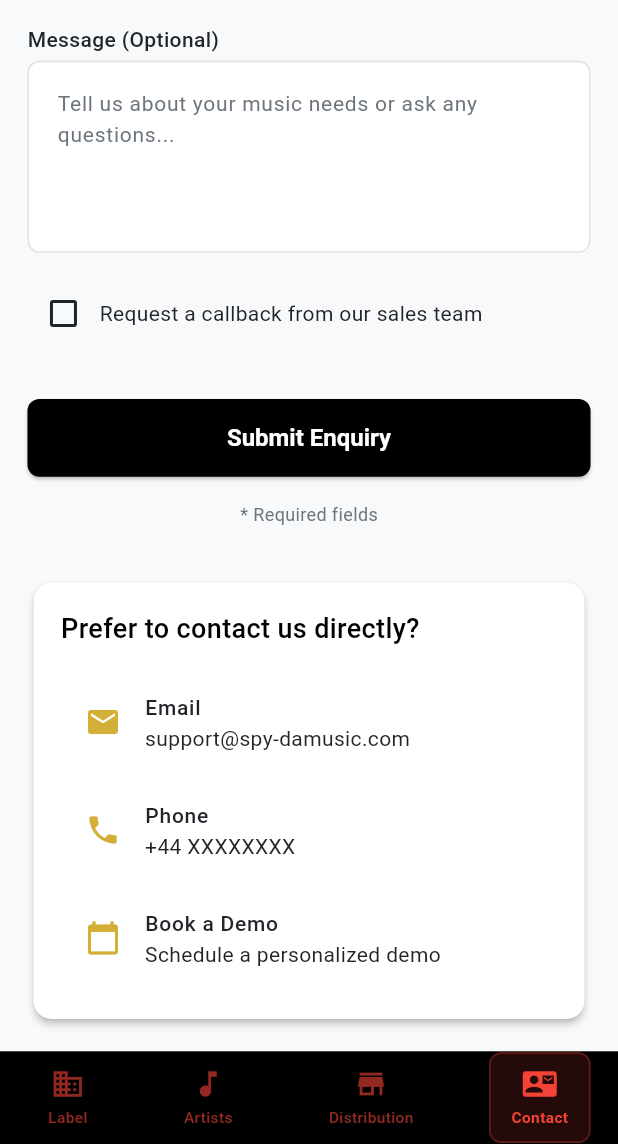
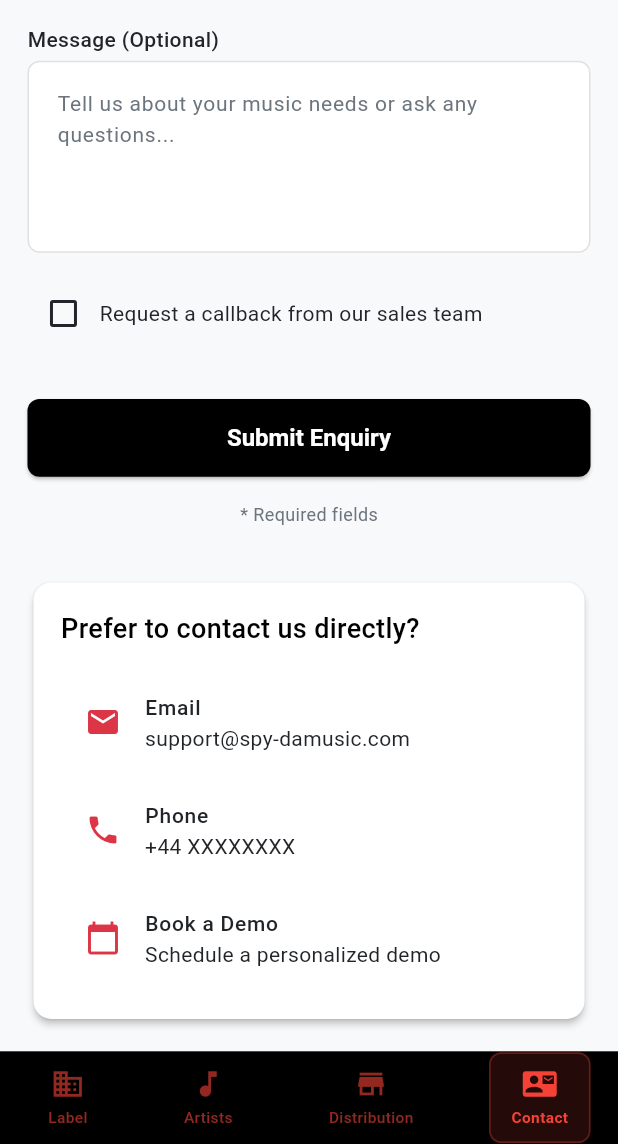
Before and after one commit to Donstesh/Spy-Da-Music-For-Retailers, a Flutter app: the screen it shows after launch, item 4 of the bottom bar chosen, scrolled down 804 dp, on a phone screen of 412 x 824 dp, the part 92-1236 px from its top. Run offline on Flutter 3.47's test engine with Material 3 defaults, Android fonts, the phone set to English and light mode, and no system bars; our stand-ins replace cached_network_image, flutter_screenutil, shared_preferences, smooth_page_indicator; network calls fail; statements that could not run were skipped.

Commit message:
colors update

```diff
--- a/lib/core/theme/app_colors.dart
+++ b/lib/core/theme/app_colors.dart
@@ -3,7 +3,7 @@ import 'package:flutter/material.dart';
 class AppColors {
   // Use const constructors for better performance
   static const Color primaryColor = Color(0xFF000000);
-  static const Color accentColor = Color(0xFFD4AF37);
+  static const Color accentColor = Color(0xFFDC3545);
   static const Color backgroundColor = Color(0xFFF8F9FA);
   static const Color surfaceColor = Colors.white;
   static const Color textPrimary = Color(0xFF212529);
```
